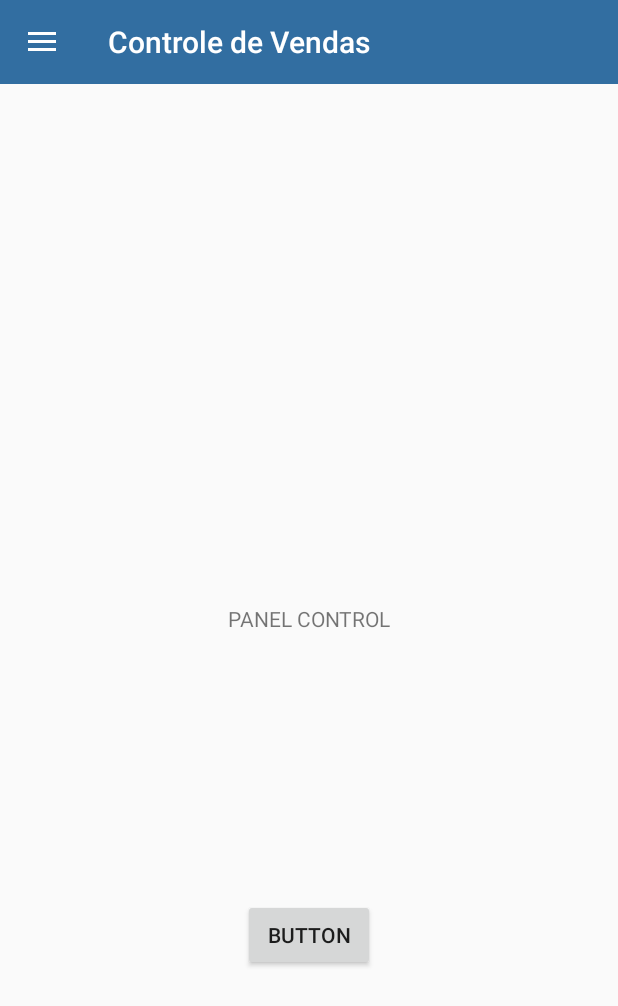
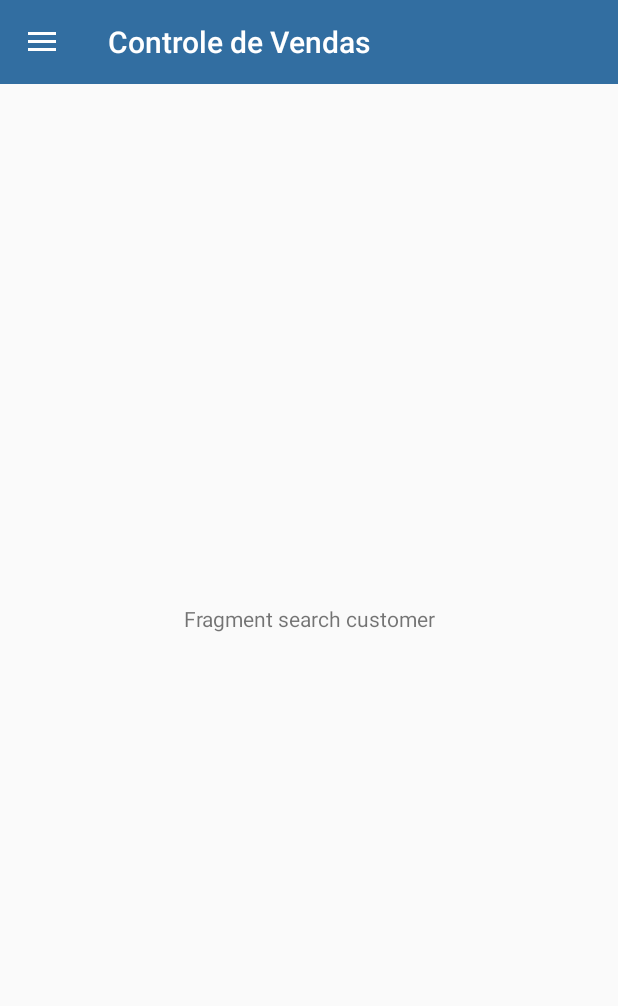
Before and after one commit to LucioDarcon/CRUD_SQLITE, an Android app: the PanelActivity screen opened directly, with no data from a screen before it, after a tap on "Consultar", on a phone screen of 412 x 824 dp. Shown: the top 1006 px of the screen. Run offline under Robolectric (Android 15) with nearby library versions, the phone set to English and light mode, and no system bars; 1 other tap on this screen came first.

Commit message:
fragment search customer

```diff
--- /dev/null
+++ b/app/src/main/java/com/example/controlsales/fragments/SearchCustomerFragment.kt
@@ -0,0 +1,19 @@
+package com.example.controlsales.fragments
+
+import android.os.Bundle
+import android.view.LayoutInflater
+import android.view.View
+import android.view.ViewGroup
+import androidx.fragment.app.Fragment
+import com.example.controlsales.R
+
+class SearchCustomerFragment : Fragment() {
+
+    override fun onCreateView(
+        inflater: LayoutInflater,
+        container: ViewGroup?,
+        savedInstanceState: Bundle?
+    ): View? {
+        return inflater.inflate(R.layout.search_customer_fragment, container, false)
+    }
+}
--- a/app/src/main/java/com/example/controlsales/view/PanelActivity.kt
+++ b/app/src/main/java/com/example/controlsales/view/PanelActivity.kt
@@ -11,6 +11,7 @@
 import com.example.controlsales.R
 import com.example.controlsales.fragments.AddCustomerFragment
 import com.example.controlsales.fragments.PanelFragment
+import com.example.controlsales.fragments.SearchCustomerFragment
 import com.example.controlsales.util.SecurityPreferences
 import com.google.android.material.navigation.NavigationView
 import kotlinx.android.synthetic.main.activity_panel.*
@@ -59,7 +60,11 @@
                 spFragment.commit()
             }
             R.id.consultCustomer -> {
-                Toast.makeText(this, "Consult Customer", Toast.LENGTH_LONG).show()
+                val spFragment = supportFragmentManager.beginTransaction()
+                spFragment.replace(R.id.content_fragment,
+                    SearchCustomerFragment()
+                )
+                spFragment.commit()
             }
             R.id.leave -> {
                 mSharedPreferences.clearAll()
--- /dev/null
+++ b/app/src/main/res/layout/search_customer_fragment.xml
@@ -0,0 +1,21 @@
+<?xml version="1.0" encoding="utf-8"?>
+<androidx.constraintlayout.widget.ConstraintLayout
+    xmlns:android="http://schemas.android.com/apk/res/android"
+    xmlns:app="http://schemas.android.com/apk/res-auto"
+    xmlns:tools="http://schemas.android.com/tools"
+    android:layout_width="match_parent"
+    android:layout_height="match_parent">
+
+
+    <TextView
+        android:id="@+id/textView3"
+        android:layout_width="wrap_content"
+        android:layout_height="wrap_content"
+        android:text="Fragment search customer"
+        app:layout_constraintBottom_toBottomOf="parent"
+        app:layout_constraintEnd_toEndOf="parent"
+        app:layout_constraintStart_toStartOf="parent"
+        app:layout_constraintTop_toTopOf="parent" />
+
+
+</androidx.constraintlayout.widget.ConstraintLayout>
```
